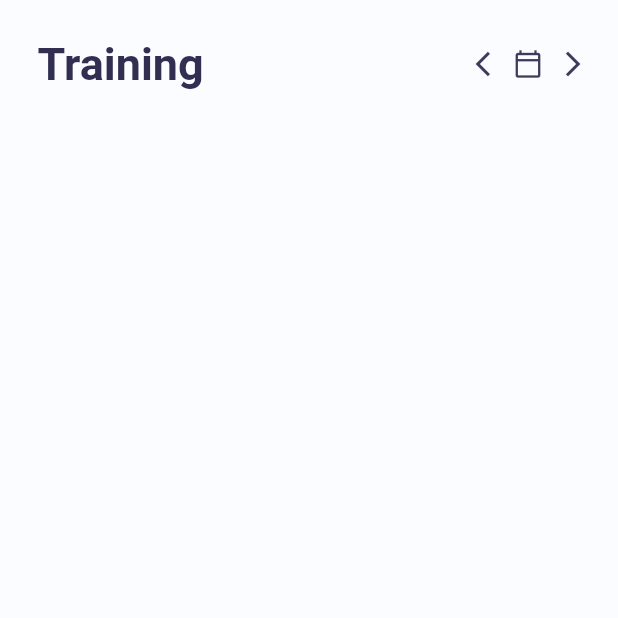
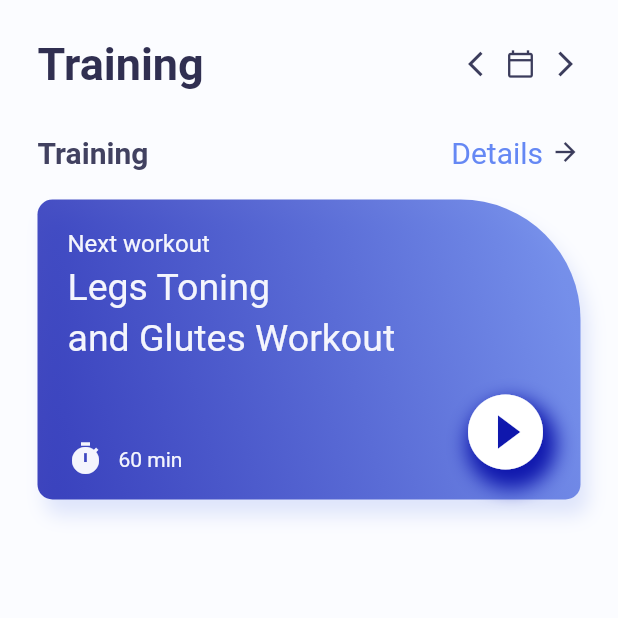
Before and after one commit to hamidhosen42/Flutter-Training-App-With-GetX, a Flutter app: the screen it shows after launch, on a phone screen of 412 x 824 dp, the top half of it. Run offline on Flutter 3.47's test engine with Material 2 defaults, Android fonts, the phone set to English and light mode, and no system bars.

Commit message:
home-page

```diff
--- a/lib/home_page.dart
+++ b/lib/home_page.dart
@@ -1,4 +1,4 @@
-// ignore_for_file: prefer_const_constructors, avoid_unnecessary_containers, prefer_const_literals_to_create_immutables
+// ignore_for_file: prefer_const_constructors, avoid_unnecessary_containers, prefer_const_literals_to_create_immutables, sized_box_for_whitespace
 
 import 'package:flutter/material.dart';
 import 'package:traing_app_wth_getx/colors.dart';
@@ -18,24 +18,173 @@ class _HomePageState extends State<HomePage> {
         backgroundColor: AppColor.homePageBackground,
         body: Container(
           child: Padding(
-            padding: const EdgeInsets.only(top: 25,left: 25),
+            padding: const EdgeInsets.only(top: 25, left: 25, right: 25),
             child: Column(
               children: [
                 Row(
                   children: [
                     Text(
                       "Training",
-                      style:
-                          TextStyle(fontSize: 30, color: AppColor.homePageTitle,fontWeight: FontWeight.w700),
+                      style: TextStyle(
+                          fontSize: 30,
+                          color: AppColor.homePageTitle,
+                          fontWeight: FontWeight.w700),
                     ),
                     Expanded(child: Container()),
-                    Icon(Icons.arrow_back_ios,size: 20,color: AppColor.homePageIcons,),
-                    SizedBox(width: 5,),
-                    Icon(Icons.calendar_today_outlined,size: 20,color: AppColor.homePageIcons),
-                    SizedBox(width: 10,),
-                    Icon(Icons.arrow_forward_ios,size: 20,color: AppColor.homePageIcons),
-                    SizedBox(width: 20,),
+                    Icon(
+                      Icons.arrow_back_ios,
+                      size: 20,
+                      color: AppColor.homePageIcons,
+                    ),
+                    SizedBox(
+                      width: 5,
+                    ),
+                    Icon(Icons.calendar_today_outlined,
+                        size: 20, color: AppColor.homePageIcons),
+                    SizedBox(
+                      width: 10,
+                    ),
+                    Icon(Icons.arrow_forward_ios,
+                        size: 20, color: AppColor.homePageIcons),
+                    // SizedBox(
+                    //   width: 20,
+                    // ),
                   ],
+                ),
+                SizedBox(
+                  height: 30,
+                ),
+                Row(
+                  children: [
+                    Text(
+                      "Training",
+                      style: TextStyle(
+                          fontSize: 20,
+                          color: AppColor.homePageSubtitle,
+                          fontWeight: FontWeight.w700),
+                    ),
+                    Expanded(child: Container()),
+                    Text(
+                      "Details",
+                      style: TextStyle(
+                        fontSize: 20,
+                        color: AppColor.homePageDetails,
+                      ),
+                    ),
+                    SizedBox(
+                      width: 5,
+                    ),
+                    Icon(
+                      Icons.arrow_forward,
+                      size: 20,
+                      color: AppColor.homePageIcons,
+                    ),
+                  ],
+                ),
+                SizedBox(
+                  height: 20,
+                ),
+                Container(
+                  height: 200,
+                  width: MediaQuery.of(context).size.width,
+                  decoration: BoxDecoration(
+                    gradient: LinearGradient(
+                      colors: [
+                        AppColor.gradienFirst.withOpacity(0.8),
+                        AppColor.gradienSecond.withOpacity(0.9)
+                      ],
+                      begin: Alignment.bottomLeft,
+                      end: Alignment.centerRight,
+                    ),
+                    borderRadius: BorderRadius.only(
+                      topLeft: Radius.circular(10),
+                      bottomLeft: Radius.circular(10),
+                      bottomRight: Radius.circular(10),
+                      topRight: Radius.circular(80),
+                    ),
+                    boxShadow: [
+                      BoxShadow(
+                        offset: Offset(5, 10),
+                        blurRadius: 10,
+                        color: AppColor.gradienSecond.withOpacity(0.2),
+                      ),
+                    ],
+                  ),
+                  child: Container(
+                    padding: EdgeInsets.only(left: 20, top: 20, right: 20),
+                    child: Column(
+                      crossAxisAlignment: CrossAxisAlignment.start,
+                      children: [
+                        Text(
+                          "Next workout",
+                          style: TextStyle(
+                              fontSize: 16,
+                              color: AppColor.homePageContainerTextSmall),
+                        ),
+                        SizedBox(
+                          height: 5,
+                        ),
+                        Text(
+                          "Legs Toning",
+                          style: TextStyle(
+                              fontSize: 25,
+                              color: AppColor.homePageContainerTextSmall),
+                        ),
+                        SizedBox(
+                          height: 5,
+                        ),
+                        Text(
+                          "and Glutes Workout",
+                          style: TextStyle(
+                              fontSize: 25,
+                              color: AppColor.homePageContainerTextSmall),
+                        ),
+                        SizedBox(
+                          height: 18,
+                        ),
+                        Row(
+                          mainAxisAlignment: MainAxisAlignment.spaceBetween,
+                          crossAxisAlignment: CrossAxisAlignment.end,
+                          children: [
+                            Row(
+                              children: [
+                                Icon(
+                                  Icons.timer,
+                                  color: AppColor.homePageContainerTextSmall,
+                                ),
+                                SizedBox(
+                                  width: 10,
+                                ),
+                                Text(
+                                  "60 min",
+                                  style: TextStyle(
+                                      fontSize: 14,
+                                      color:
+                                          AppColor.homePageContainerTextSmall),
+                                ),
+                              ],
+                            ),
+                            Container(
+                              decoration: BoxDecoration(
+                                borderRadius: BorderRadius.circular(60),
+                                boxShadow: [
+                                  BoxShadow(
+                                    color: AppColor.gradienFirst,
+                                    blurRadius: 10,
+                                    offset: Offset(4,8),
+                                  ),
+                                ],
+                              ),
+                                child: Icon(
+                              Icons.play_circle_fill,
+                              size: 60,
+                              color: Colors.white,
+                            )),
+                          ],
+                        ),
+                      ],
+                    ),
+                  ),
                 ),
               ],
             ),
```
